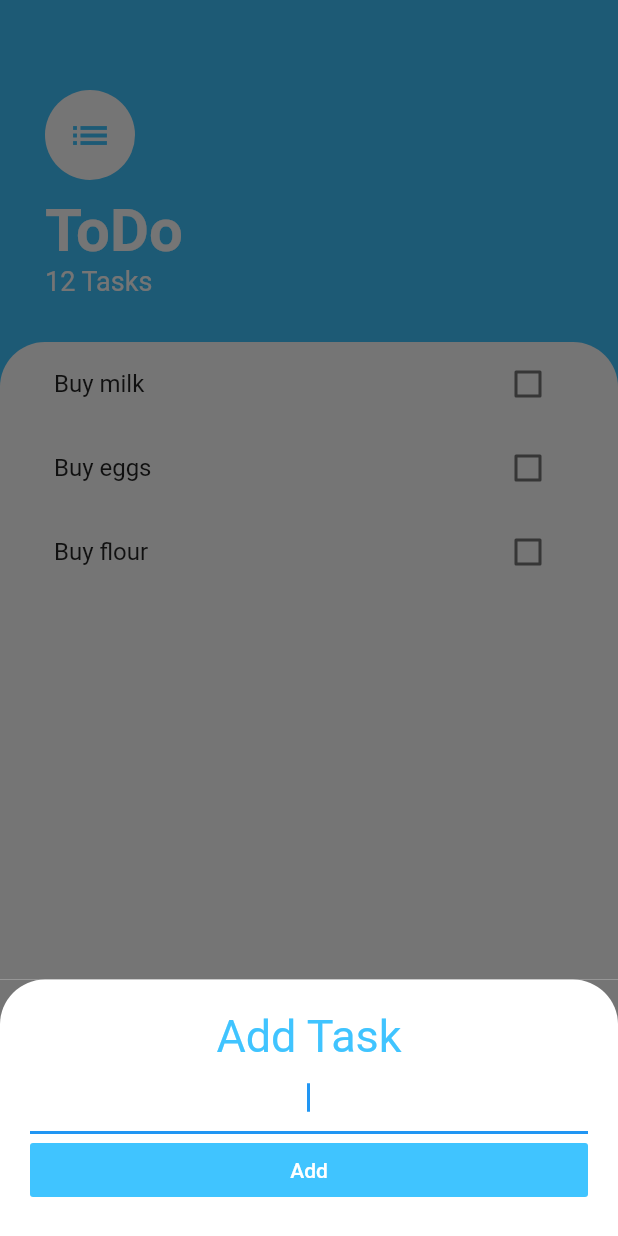
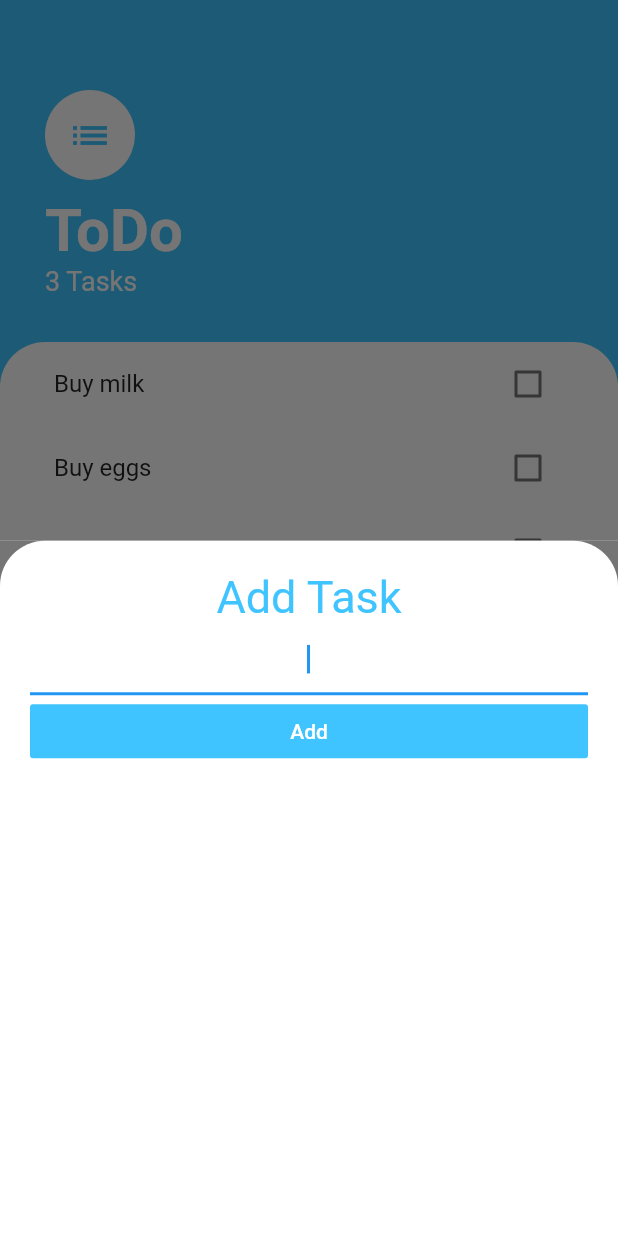
Before and after one commit to Robfeb/flutterprojects, a Flutter app: the TaskScreen screen opened directly, after a tap on the "add" icon, on a phone screen of 412 x 824 dp. Run offline on Flutter 3.47's test engine with Material 2 defaults, Android fonts, the phone set to English and light mode, and no system bars; our stand-ins replace animated_text_kit, audioplayers, cloud_firestore, firebase_auth, flutter_spinkit, font_awesome_flutter and 3 more; accounts and stored records are empty.

```diff
--- /dev/null
+++ b/todolist_flutter/lib/models/task_data.dart
@@ -0,0 +1,26 @@
+import 'dart:collection';
+
+import 'package:flutter/cupertino.dart';
+import 'task.dart';
+import 'package:flutter/foundation.dart';
+
+class TaskData extends ChangeNotifier {
+  List<Task> _tasks = [
+    Task(name: 'Buy milk'),
+    Task(name: 'Buy eggs'),
+    Task(name: 'Buy flour'),
+  ];
+  UnmodifiableListView<Task> get tasks {
+    return UnmodifiableListView(_tasks);
+  }
+
+  int get taskCount {
+    return _tasks.length;
+  }
+
+  void addTask(String name) {
+    var task = Task(name: name);
+    _tasks.add(task);
+    notifyListeners();
+  }
+}
--- a/todolist_flutter/lib/screens/tasks_screen.dart
+++ b/todolist_flutter/lib/screens/tasks_screen.dart
@@ -1,15 +1,11 @@
 import 'package:flutter/cupertino.dart';
 import 'package:flutter/material.dart';
 import 'package:todolistflutter/widgets/task_list.dart';
-
+import 'package:provider/provider.dart';
+import '../models/task_data.dart';
 import 'AddTaskScreen.dart';
 
-class TaskScreen extends StatefulWidget {
-  @override
-  _TaskScreenState createState() => _TaskScreenState();
-}
-
-class _TaskScreenState extends State<TaskScreen> {
+class TaskScreen extends StatelessWidget {
   @override
   Widget build(BuildContext context) {
     return Scaffold(
@@ -19,13 +15,7 @@ class _TaskScreenState extends State<TaskScreen> {
         onPressed: () {
           showModalBottomSheet(
             context: context,
-            isScrollControlled: true,
-            builder: (context) => SingleChildScrollView(
-                child: Container(
-              padding: EdgeInsets.only(
-                  bottom: MediaQuery.of(context).viewInsets.bottom),
-              child: AddTaskScreen(),
-            )),
+            builder: (context) => AddTaskScreen(),
           );
         },
       ),
@@ -59,7 +49,7 @@ class _TaskScreenState extends State<TaskScreen> {
                         fontWeight: FontWeight.w700),
                   ),
                   Text(
-                    '12 Tasks',
+                    '${Provider.of<TaskData>(context).taskCount} Tasks',
                     style: TextStyle(
                       color: Colors.white,
                       fontSize: 18,
--- a/todolist_flutter/lib/widgets/task_list.dart
+++ b/todolist_flutter/lib/widgets/task_list.dart
@@ -1,5 +1,7 @@
 import 'package:flutter/cupertino.dart';
+import 'package:provider/provider.dart';
 import 'package:todolistflutter/models/task.dart';
+import 'package:todolistflutter/models/task_data.dart';
 import 'package:todolistflutter/widgets/task_tile.dart';
 
 class TaskList extends StatefulWidget {
@@ -8,26 +10,25 @@ class TaskList extends StatefulWidget {
 }
 
 class _TaskListState extends State<TaskList> {
-  List<Task> tasks = [
-    Task(name: 'Buy milk'),
-    Task(name: 'Buy eggs'),
-    Task(name: 'Buy flour'),
-  ];
   @override
   Widget build(BuildContext context) {
+    return Consumer<TaskData>(
+      builder: (context, taskData, child) {
         return ListView.builder(
           itemBuilder: (context, index) {
             return TaskTile(
-          taskTitle: tasks[index].name,
-          isChecked: tasks[index].isDone,
+              taskTitle: taskData.tasks[index].name,
+              isChecked: taskData.tasks[index].isDone,
               checkboxCallback: (value) {
                 setState(() {
-              tasks[index].toggleDone();
+                  taskData.tasks[index].toggleDone();
                 });
               },
             );
           },
-      itemCount: tasks.length,
+          itemCount: taskData.taskCount,
+        );
+      },
     );
   }
 }
--- a/todolist_flutter/pubspec.yaml
+++ b/todolist_flutter/pubspec.yaml
@@ -28,6 +28,7 @@ dependencies:
   # The following adds the Cupertino Icons font to your application.
   # Use with the CupertinoIcons class for iOS style icons.
   cupertino_icons: ^0.1.3
+  provider: ^3.0.0+1
 
 dev_dependencies:
   flutter_test:
```
Also changed, not shown: todolist_flutter/lib/main.dart (+7 -2 lines), todolist_flutter/lib/screens/AddTaskScreen.dart (+11 -1 lines). Lines whose indentation alone changed are shown as unchanged.
